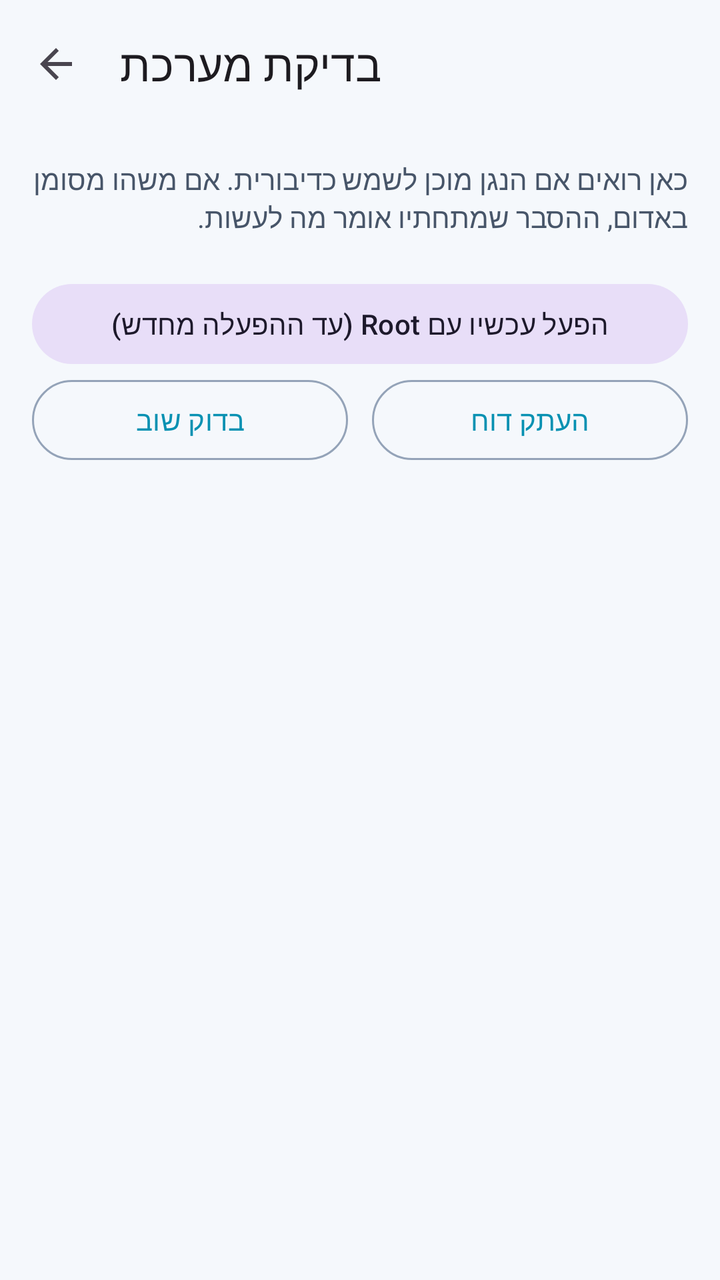
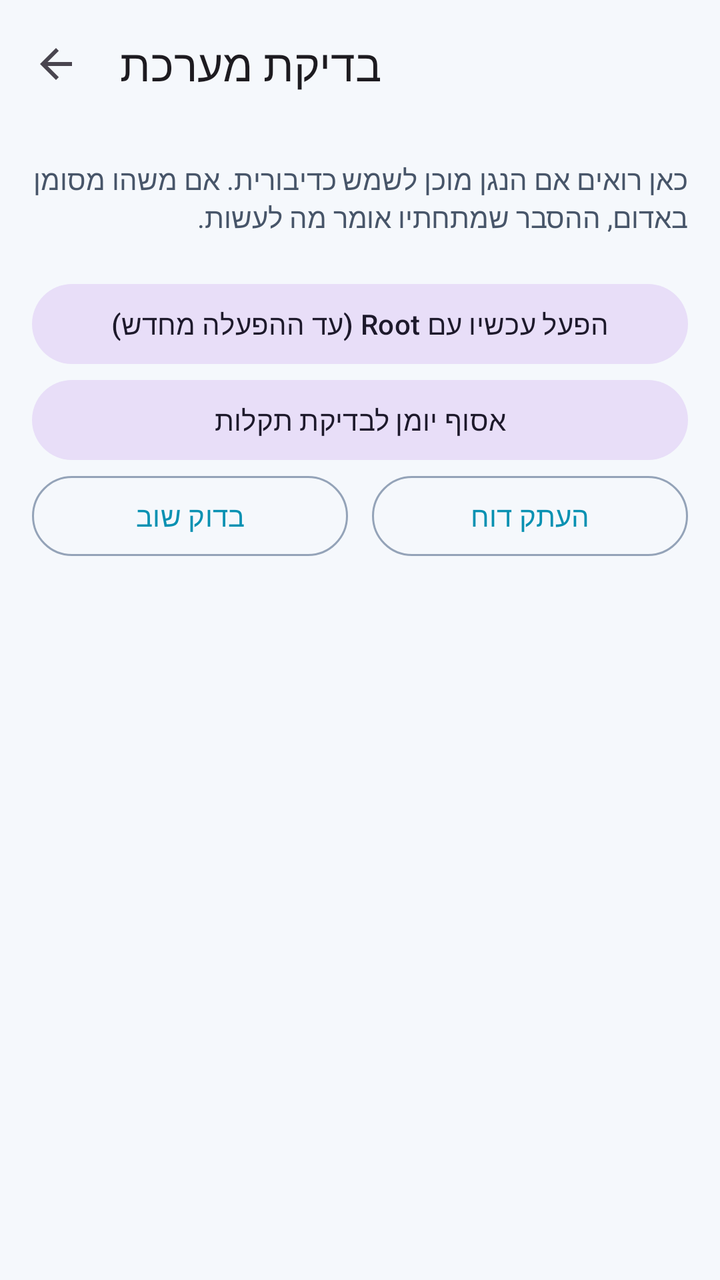

Compare the two renders of this Android layout. The source of the first and the diff that turns it into the second are given below.
<!-- AndroidManifest.xml: application theme Theme.PhoneLink -->
<!-- res/layout/activity_diagnostics.xml -->
<?xml version="1.0" encoding="utf-8"?>
<LinearLayout xmlns:android="http://schemas.android.com/apk/res/android"
    xmlns:app="http://schemas.android.com/apk/res-auto"
    android:layout_width="match_parent"
    android:layout_height="match_parent"
    android:fitsSystemWindows="true"
    android:orientation="vertical">

    <com.google.android.material.appbar.MaterialToolbar
        android:id="@+id/toolbar"
        android:layout_width="match_parent"
        android:layout_height="?attr/actionBarSize"
        app:navigationIcon="?attr/homeAsUpIndicator"
        app:title="@string/diag_title" />

    <ScrollView
        android:layout_width="match_parent"
        android:layout_height="0dp"
        android:layout_weight="1">

        <LinearLayout
            android:layout_width="match_parent"
            android:layout_height="wrap_content"
            android:orientation="vertical"
            android:padding="16dp">

            <TextView
                android:layout_width="match_parent"
                android:layout_height="wrap_content"
                android:text="@string/diag_intro"
                android:textColor="?attr/colorOnSurfaceVariant" />

            <LinearLayout
                android:id="@+id/checks"
                android:layout_width="match_parent"
                android:layout_height="wrap_content"
                android:layout_marginTop="12dp"
                android:orientation="vertical" />

            <com.google.android.material.button.MaterialButton
                android:id="@+id/installSystem"
                android:layout_width="match_parent"
                android:layout_height="wrap_content"
                android:layout_marginTop="16dp"
                android:text="@string/install_system"
                android:visibility="gone" />

            <com.google.android.material.button.MaterialButton
                android:id="@+id/enableNow"
                style="@style/Widget.Material3.Button.TonalButton"
                android:layout_width="match_parent"
                android:layout_height="wrap_content"
                android:layout_marginTop="8dp"
                android:text="@string/diag_enable_now" />

            <com.google.android.material.button.MaterialButton
                android:id="@+id/uninstallSystem"
                style="@style/Widget.Material3.Button.TextButton"
                android:layout_width="match_parent"
                android:layout_height="wrap_content"
                android:text="@string/uninstall_system"
                android:visibility="gone" />

            <LinearLayout
                android:layout_width="match_parent"
                android:layout_height="wrap_content"
                android:orientation="horizontal">

                <com.google.android.material.button.MaterialButton
                    android:id="@+id/refresh"
                    style="@style/Widget.Material3.Button.OutlinedButton"
                    android:layout_width="0dp"
                    android:layout_height="wrap_content"
                    android:layout_marginEnd="6dp"
                    android:layout_weight="1"
                    android:text="@string/diag_refresh" />

                <com.google.android.material.button.MaterialButton
                    android:id="@+id/copy"
                    style="@style/Widget.Material3.Button.OutlinedButton"
                    android:layout_width="0dp"
                    android:layout_height="wrap_content"
                    android:layout_marginStart="6dp"
                    android:layout_weight="1"
                    android:text="@string/diag_copy" />
            </LinearLayout>

            <TextView
                android:id="@+id/shellOutput"
                android:layout_width="match_parent"
                android:layout_height="wrap_content"
                android:layout_marginTop="8dp"
                android:fontFamily="monospace"
                android:textDirection="ltr"
                android:textSize="12sp"
                android:visibility="gone" />
        </LinearLayout>
    </ScrollView>
</LinearLayout>
<!-- resources referenced by this layout -->
<resources>
  <string name="diag_copy">העתק דוח</string>
  <string name="diag_enable_now">הפעל עכשיו עם Root (עד ההפעלה מחדש)</string>
  <string name="diag_intro">כאן רואים אם הנגן מוכן לשמש כדיבורית. אם משהו מסומן באדום, ההסבר שמתחתיו אומר מה לעשות.</string>
  <string name="diag_refresh">בדוק שוב</string>
  <string name="diag_title">בדיקת מערכת</string>
  <string name="install_system">התקן כאפליקציית מערכת</string>
  <string name="uninstall_system">הסר מהמערכת</string>
  <style name="Theme.PhoneLink" parent="Theme.Material3.DayNight.NoActionBar">
          <item name="colorPrimary">@color/md_primary</item>
          <item name="colorOnPrimary">@color/md_on_primary</item>
          <item name="colorPrimaryContainer">@color/md_primary_container</item>
          <item name="colorOnPrimaryContainer">@color/md_on_primary_container</item>
          <item name="colorSurface">@color/md_surface</item>
          <item name="colorOnSurface">@color/md_on_surface</item>
          <item name="colorSurfaceVariant">@color/md_surface_variant</item>
          <item name="colorOnSurfaceVariant">@color/md_on_surface_variant</item>
          <item name="colorSurfaceContainer">@color/md_surface_container</item>
          <item name="colorOutline">@color/md_outline</item>
          <item name="android:colorBackground">@color/md_surface</item>
          <item name="android:windowBackground">@color/md_surface</item>
          <item name="android:statusBarColor">@color/md_surface</item>
          <item name="android:navigationBarColor">@color/md_surface</item>
      </style>
  <color name="md_primary">#0891B2</color>
  <color name="md_on_primary">#FFFFFF</color>
  <color name="md_primary_container">#CFFAFE</color>
  <color name="md_on_primary_container">#083344</color>
  <color name="md_surface">#F5F8FC</color>
  <color name="md_on_surface">#0F172A</color>
  <color name="md_surface_variant">#E2E8F0</color>
  <color name="md_on_surface_variant">#475569</color>
  <color name="md_surface_container">#FFFFFF</color>
  <color name="md_outline">#94A3B8</color>
</resources>

<!-- the commit's change to res/layout/activity_diagnostics.xml (unified diff, before → after) -->
@@ -54,6 +54,13 @@
                 android:text="@string/diag_enable_now" />
 
             <com.google.android.material.button.MaterialButton
+                android:id="@+id/collectLog"
+                style="@style/Widget.Material3.Button.TonalButton"
+                android:layout_width="match_parent"
+                android:layout_height="wrap_content"
+                android:text="@string/collect_log" />
+
+            <com.google.android.material.button.MaterialButton
                 android:id="@+id/uninstallSystem"
                 style="@style/Widget.Material3.Button.TextButton"
                 android:layout_width="match_parent"
<!-- resource entries referenced after the edit -->
@@ -1,5 +1,6 @@
 <!-- resources referenced by this layout -->
 <resources>
+  <string name="collect_log">אסוף יומן לבדיקת תקלות</string>
   <string name="diag_copy">העתק דוח</string>
   <string name="diag_enable_now">הפעל עכשיו עם Root (עד ההפעלה מחדש)</string>
   <string name="diag_intro">כאן רואים אם הנגן מוכן לשמש כדיבורית. אם משהו מסומן באדום, ההסבר שמתחתיו אומר מה לעשות.</string>
